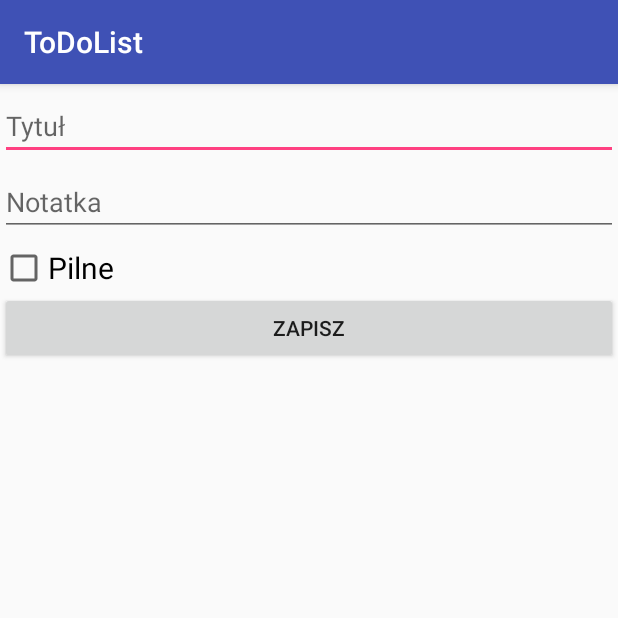
After one commit to kmlszopa/TodoApp, an Android app: the fragment FormFragment shown on its own in the app's theme, on a phone screen of 412 x 824 dp, the top half of it. The commit adds this screen. Run offline under Robolectric (Android 15) with nearby library versions, the phone set to English and light mode, and no system bars; our stand-ins replace ButterKnife.

Commit message:
Menu plus plus

```diff
--- /dev/null
+++ b/app/src/main/java/pl/kmlszopa/todolist/FormFragment.java
@@ -0,0 +1,40 @@
+package pl.kmlszopa.todolist;
+
+import android.os.Bundle;
+import android.support.annotation.Nullable;
+import android.support.v4.app.Fragment;
+import android.view.LayoutInflater;
+import android.view.View;
+import android.view.ViewGroup;
+import android.widget.CheckBox;
+import android.widget.EditText;
+
+import butterknife.BindView;
+import butterknife.ButterKnife;
+import butterknife.OnClick;
+
+/**
+ * Created by kmlsz on 25.11.2016.
+ */
+
+public class FormFragment extends Fragment {
+    @BindView(R.id.task_title)
+    protected EditText mTitle;
+    @BindView(R.id.task_note)
+    protected EditText mNote;
+    @BindView(R.id.task_priority)
+    protected CheckBox mPriority;
+
+    @Nullable
+    @Override
+    public View onCreateView(LayoutInflater inflater, @Nullable ViewGroup container, @Nullable Bundle savedInstanceState) {
+        View view = inflater.inflate(R.layout.fragment_form, container, false);
+        ButterKnife.bind(this, view);
+        return view;
+    }
+
+    @OnClick(R.id.save_button)
+    protected void onSaveClick(){
+
+    }
+}
--- a/app/src/main/java/pl/kmlszopa/todolist/TodoItemAdapter.java
+++ b/app/src/main/java/pl/kmlszopa/todolist/TodoItemAdapter.java
@@ -39,9 +39,9 @@ public class TodoItemAdapter extends RecyclerView.Adapter<TodoItemAdapter.TodoVi
         TodoTask task = mData.get(position);
         //ustawienia paska priorytetu
         if (task.isPriority()){
-            holder.mStripe.setBackgroundColor(Color.RED);
+            holder.itemView.setBackgroundColor(0x20ff0000);
         }else{
-            holder.mStripe.setBackgroundColor(Color.TRANSPARENT);
+            holder.itemView.setBackgroundColor(Color.TRANSPARENT);
         }
         //Ustawiamy checkboxa done
         holder.mDone.setChecked(task.isDone());
--- a/app/src/main/java/pl/kmlszopa/todolist/TodoListFragment.java
+++ b/app/src/main/java/pl/kmlszopa/todolist/TodoListFragment.java
@@ -6,6 +6,8 @@ import android.support.v4.app.Fragment;
 import android.support.v7.widget.LinearLayoutManager;
 import android.support.v7.widget.RecyclerView;
 import android.view.LayoutInflater;
+import android.view.Menu;
+import android.view.MenuInflater;
 import android.view.View;
 import android.view.ViewGroup;
 
@@ -22,11 +24,13 @@ public class TodoListFragment extends Fragment{
 
     private TodoItemAdapter mAdapter;
 
+
     @Nullable
     @Override
     public View onCreateView(LayoutInflater inflater, @Nullable ViewGroup container, @Nullable Bundle savedInstanceState) {
         View view = inflater.inflate(R.layout.fragment_todolist,container,false);
         ButterKnife.bind(this,view);
+        setHasOptionsMenu(true);
 
         mTodoList.setLayoutManager(new LinearLayoutManager(getContext()));
 
@@ -38,4 +42,10 @@ public class TodoListFragment extends Fragment{
 
         return view;
     }
+
+    @Override
+    public void onCreateOptionsMenu(Menu menu, MenuInflater inflater) {
+        super.onCreateOptionsMenu(menu, inflater);
+        inflater.inflate(R.menu.menu_list,menu);
+    }
 }
--- /dev/null
+++ b/app/src/main/res/layout/fragment_form.xml
@@ -0,0 +1,41 @@
+<?xml version="1.0" encoding="utf-8"?>
+<ScrollView xmlns:android="http://schemas.android.com/apk/res/android"
+
+            android:layout_width="match_parent"
+            android:layout_height="wrap_content">
+
+    <LinearLayout xmlns:android="http://schemas.android.com/apk/res/android"
+                  android:layout_width="match_parent"
+                  android:layout_height="wrap_content"
+                  android:orientation="vertical">
+
+        <EditText
+            android:id="@+id/task_title"
+            android:layout_width="match_parent"
+            android:layout_height="wrap_content"
+            android:layout_marginTop="5dp"
+            android:hint="Tytuł"/>
+
+        <EditText
+            android:id="@+id/task_note"
+            android:layout_width="match_parent"
+            android:layout_height="wrap_content"
+            android:layout_marginTop="5dp"
+            android:hint="Notatka"/>
+
+
+        <CheckBox
+            android:id="@+id/task_priority"
+            android:layout_width="match_parent"
+            android:layout_height="wrap_content"
+            android:layout_marginTop="5dp"
+            android:text="Pilne"
+            android:textSize="20dp"/>
+
+        <Button
+            android:id="@+id/save_button"
+            android:layout_width="match_parent"
+            android:layout_height="match_parent"
+            android:text="ZAPISZ"/>
+    </LinearLayout>
+</ScrollView>
--- a/app/src/main/res/layout/row_todoitem.xml
+++ b/app/src/main/res/layout/row_todoitem.xml
@@ -6,10 +6,11 @@
     <View
         android:id="@+id/stripe"
         android:layout_width="4dp"
-        android:layout_height="match_parent"
+        android:layout_height="wrap_content"
         android:background="@color/colorAccent"/>
 
     <CheckBox
+
         android:id="@+id/done"
         android:layout_centerVertical="true"
         android:layout_width="wrap_content"
--- /dev/null
+++ b/app/src/main/res/menu/menu_list.xml
@@ -0,0 +1,11 @@
+<?xml version="1.0" encoding="utf-8"?>
+<menu xmlns:android="http://schemas.android.com/apk/res/android"
+      xmlns:app="http://schemas.android.com/apk/res-auto">
+    <item
+        android:icon="@android:drawable/ic_menu_add"
+        android:showAsAction="always"
+        app:showAsAction="always"
+        android:title="Dodaj"
+
+        />
+</menu>
```
